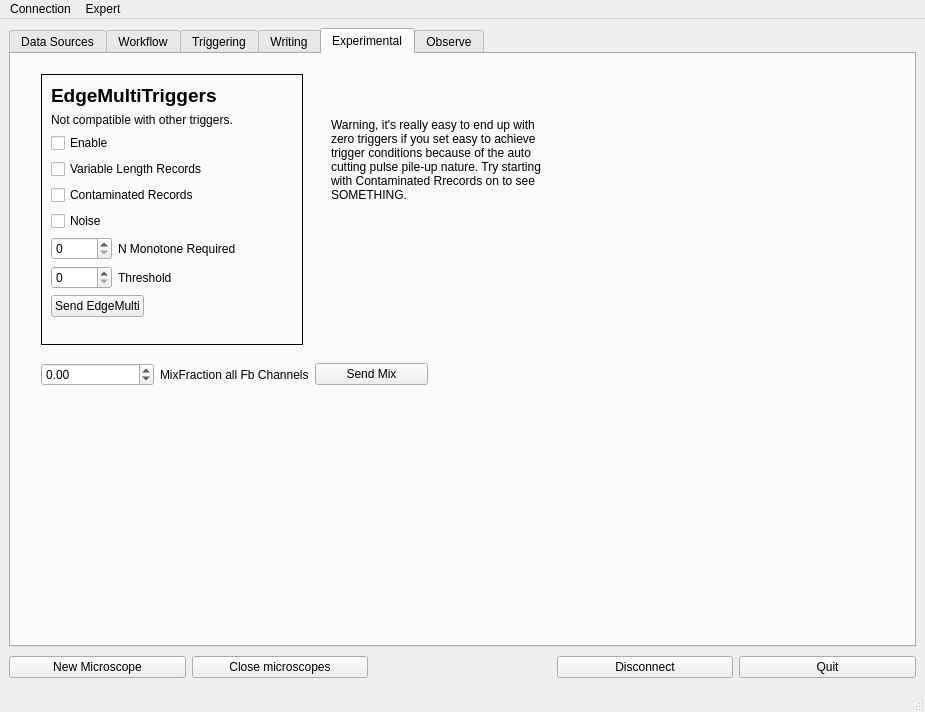
Qt form dc.ui (usnistgov/dastardcommander) before a commit.
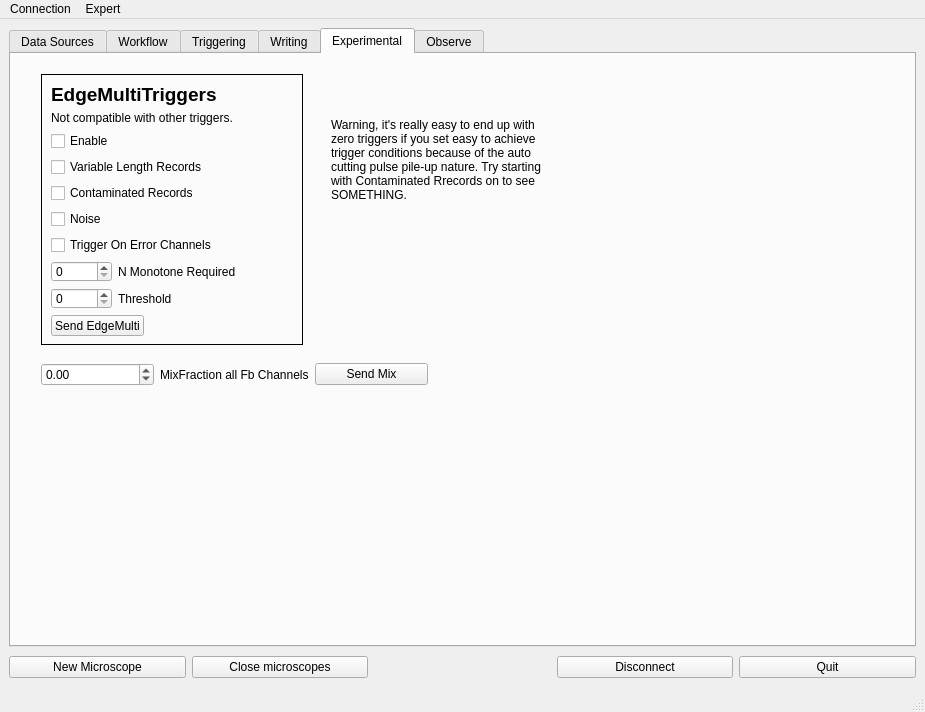
The same form after that commit. The open tabs and pages were chosen to show the change. Icons and pictures are not drawn.

Commit message: sendEdgeMulti can turn off error channels easily

Diff of the .ui file:
```diff
--- a/dc.ui
+++ b/dc.ui
@@ -688,7 +688,7 @@
            </property>
           </widget>
          </item>
-         <item row="6" column="0">
+         <item row="7" column="0">
           <layout class="QHBoxLayout" name="horizontalLayout_4">
            <item>
             <widget class="QSpinBox" name="spinBox_EdgeMultiVerifyNMonotone">
@@ -706,7 +706,7 @@
            </item>
           </layout>
          </item>
-         <item row="7" column="0">
+         <item row="8" column="0">
           <layout class="QHBoxLayout" name="horizontalLayout_3">
            <item>
             <widget class="QSpinBox" name="spinBox_EdgeLevel">
@@ -724,7 +724,7 @@
            </item>
           </layout>
          </item>
-         <item row="8" column="0">
+         <item row="9" column="0">
           <widget class="QPushButton" name="pushButton_sendEdgeMulti">
            <property name="text">
             <string>Send EdgeMulti</string>
@@ -738,6 +738,13 @@
            </property>
           </widget>
          </item>
+         <item row="6" column="0">
+          <widget class="QCheckBox" name="checkBox_edgeMultiTriggerOnError">
+           <property name="text">
+            <string>Trigger On Error Channels</string>
+           </property>
+          </widget>
+         </item>
         </layout>
        </widget>
        <widget class="QWidget" name="horizontalLayoutWidget">
```
Left out of the diff: 97 changed lines with no effect on the pictures. The commit also changes 1 other file.
